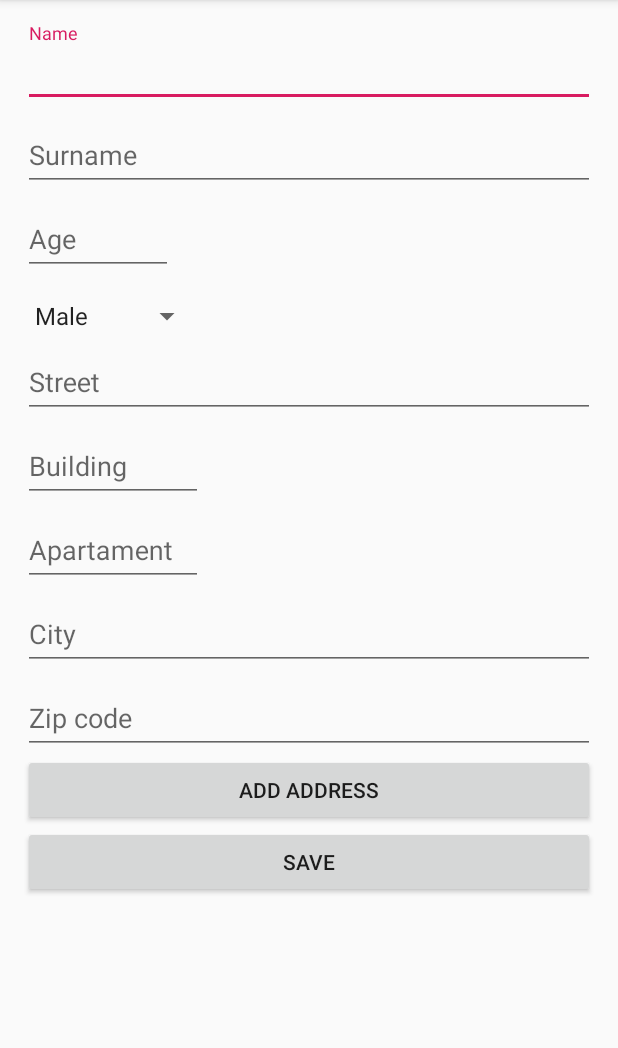
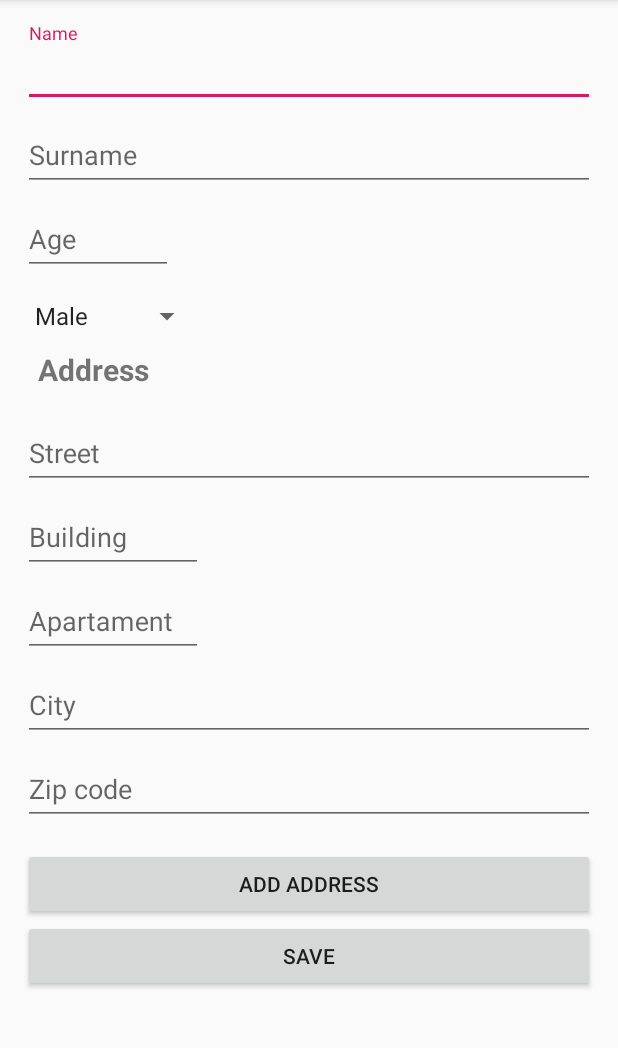
Before and after one commit to Booyaches/payeye, an Android app: the EditorActivity screen opened directly, with no data from a screen before it, after a tap on "SAVE", on a phone screen of 412 x 824 dp, the part 84-1132 px from its top. Run offline under Robolectric (Android 15) with nearby library versions, the phone set to English and light mode, and no system bars; 2 statements that could not run were skipped; 2 other taps on this screen came first.

```diff
--- a/app/src/main/java/com/example/payeyetask/model/Address.kt
+++ b/app/src/main/java/com/example/payeyetask/model/Address.kt
@@ -22,5 +22,5 @@ data class Address(
     val apartmentNo: Int,
     val city: String,
     val zipCode: String,
-    val employeeId: Long
+    var employeeId: Long
 )
--- a/app/src/main/java/com/example/payeyetask/persistance/dao/EmployeeDAO.kt
+++ b/app/src/main/java/com/example/payeyetask/persistance/dao/EmployeeDAO.kt
@@ -9,7 +9,7 @@ import com.example.payeyetask.model.Employee
 interface EmployeeDAO {
 
     @Insert
-    suspend fun addNewEmployee(employee: Employee)
+    suspend fun addNewEmployee(employee: Employee) : Long
 
     @Query("SELECT * from employee where id = :id")
     suspend fun getEmployeeById(id: Int): Employee?
--- a/app/src/main/java/com/example/payeyetask/ui/dashboard/EmployeeListAdapter.kt
+++ b/app/src/main/java/com/example/payeyetask/ui/dashboard/EmployeeListAdapter.kt
@@ -39,7 +39,7 @@ class EmployeeListAdapter(
     override fun getItemCount() = employees.size
 
 
-    override fun getItemId(position: Int) = employees[position].id
+    //override fun getItemId(position: Int) = employees[position].id
 
     fun getItemAtPosition(position: Int) = employees[position]
 
--- a/app/src/main/java/com/example/payeyetask/ui/dashboard/MainActivity.kt
+++ b/app/src/main/java/com/example/payeyetask/ui/dashboard/MainActivity.kt
@@ -21,6 +21,12 @@ class MainActivity : BaseActivity<MainActivityViewModel>() {
         super.onCreate(savedInstanceState)
         setContentView(R.layout.activity_main)
         initListeners()
+    }
+
+    override fun onResume() {
+        viewModel.updateEmployees()
+        super.onResume()
+
     }
 
     private fun initListeners(){
--- a/app/src/main/java/com/example/payeyetask/ui/editor/EditorActivity.kt
+++ b/app/src/main/java/com/example/payeyetask/ui/editor/EditorActivity.kt
@@ -1,8 +1,10 @@
 package com.example.payeyetask.ui.editor
 
 import android.os.Bundle
+import android.view.View
 import android.widget.ArrayAdapter
 import com.example.payeyetask.R
+import com.example.payeyetask.model.Gender
 import com.example.payeyetask.ui.base.BaseActivity
 import com.example.payeyetask.view.AddressForm
 import kotlinx.android.synthetic.main.activity_editor.*
@@ -14,16 +16,13 @@ class EditorActivity : BaseActivity<EditorActivityViewModel>(){
 
     override fun onCreate(savedInstanceState: Bundle?) {
         super.onCreate(savedInstanceState)
-
         initSpinner()
         initListeners()
-
     }
-
 
     private fun initListeners(){
         btn_add_address.setOnClickListener { addAddressForm() }
-        btn_save.setOnClickListener {  }
+        btn_save.setOnClickListener { saveEmployee() }
     }
 
     private fun initSpinner() = ArrayAdapter.createFromResource(
@@ -38,6 +37,17 @@ class EditorActivity : BaseActivity<EditorActivityViewModel>(){
     private fun addAddressForm(){
         val addressForm = AddressForm(this)
         ll_addresses.addView(addressForm)
+        viewModel.addressForms.add(addressForm)
+        scroll_view.fullScroll(View.FOCUS_DOWN)
+    }
+
+    private fun saveEmployee(){
+        viewModel.saveEmployee(
+            et_name.editableText.toString(),
+            et_surname.editableText.toString(),
+            Integer.parseInt(et_age.editableText.toString()),
+            Gender.values()[spinner_gender.selectedItemPosition]
+        )
     }
 
     override fun bindViewHolder() {
--- a/app/src/main/java/com/example/payeyetask/ui/editor/EditorActivityRepository.kt
+++ b/app/src/main/java/com/example/payeyetask/ui/editor/EditorActivityRepository.kt
@@ -1,11 +1,12 @@
 package com.example.payeyetask.ui.editor
 
+import com.example.payeyetask.model.Employee
 import com.example.payeyetask.persistance.EmployeeDatabase
 import com.example.payeyetask.ui.base.BaseRepository
 
 class EditorActivityRepository(database: EmployeeDatabase) : BaseRepository(database){
     private val employeeDao = database.employeeDao()
 
-
+    suspend fun saveEmployee(employee: Employee) : Long = employeeDao.addNewEmployee(employee)
 
 }
--- a/app/src/main/res/layout/activity_editor.xml
+++ b/app/src/main/res/layout/activity_editor.xml
@@ -1,5 +1,7 @@
 <?xml version="1.0" encoding="utf-8"?>
-<ScrollView xmlns:android="http://schemas.android.com/apk/res/android"
+<ScrollView
+        android:id="@+id/scroll_view"
+        xmlns:android="http://schemas.android.com/apk/res/android"
         xmlns:tools="http://schemas.android.com/tools"
         android:layout_width="match_parent"
         android:layout_height="match_parent">
@@ -73,12 +75,14 @@
                 android:id="@+id/btn_add_address"
                 android:layout_width="match_parent"
                 android:text="@string/btn_add_address"
+                android:layout_marginTop="@dimen/editor_input_margin_top"
                 android:layout_height="wrap_content"/>
         <Button
                 android:id="@+id/btn_save"
                 android:text="@string/btn_save"
                 android:layout_width="match_parent"
-                android:layout_height="wrap_content"/>
+                android:layout_height="wrap_content"
+                android:layout_marginBottom="@dimen/editor_margin_bottom"/>
 
     </LinearLayout>
 </ScrollView>
--- a/app/src/main/res/layout/custom_address_form.xml
+++ b/app/src/main/res/layout/custom_address_form.xml
@@ -1,7 +1,18 @@
 <?xml version="1.0" encoding="utf-8"?>
 <merge xmlns:android="http://schemas.android.com/apk/res/android"
-        android:orientation="vertical" android:layout_width="match_parent"
-        android:layout_height="wrap_content">
+        android:layout_width="match_parent"
+        android:layout_height="wrap_content"
+        android:orientation="vertical">
+
+    <TextView
+            android:layout_width="match_parent"
+            android:layout_height="wrap_content"
+            android:text="@string/editor_address"
+            android:textSize="@dimen/editor_address_title_size"
+            android:layout_margin="@dimen/editor_address_title_margin"
+            android:layout_marginTop="@dimen/editor_margin_top"
+            android:textStyle="bold"
+            />
 
     <com.google.android.material.textfield.TextInputLayout
             android:id="@+id/til_street"
--- a/app/src/main/res/values/dimens.xml
+++ b/app/src/main/res/values/dimens.xml
@@ -11,4 +11,8 @@
     <dimen name="editor_gender_width">120dp</dimen>
     <dimen name="editor_input_margin_top">15dp</dimen>
     <dimen name="editor_number_width">120dp</dimen>
+    <dimen name="editor_address_title_size">20sp</dimen>
+    <dimen name="editor_address_title_margin">10dp</dimen>
+    <dimen name="editor_margin_bottom">20dp</dimen>
+    <dimen name="editor_margin_top">10dp</dimen>
 </resources>
--- a/app/src/main/res/values/strings.xml
+++ b/app/src/main/res/values/strings.xml
@@ -11,4 +11,5 @@
     <string name="editor_zip">Zip code</string>
     <string name="btn_add_address">Add address</string>
     <string name="btn_save">Save</string>
+    <string name="editor_address">Address</string>
 </resources>
```
Also changed, not shown: app/src/main/java/com/example/payeyetask/model/Employee.kt (+4 -3 lines), app/src/main/java/com/example/payeyetask/ui/dashboard/MainActivityViewModel.kt (+9 -6 lines), app/src/main/java/com/example/payeyetask/ui/editor/EditorActivityViewModel.kt (+18 -0 lines).
